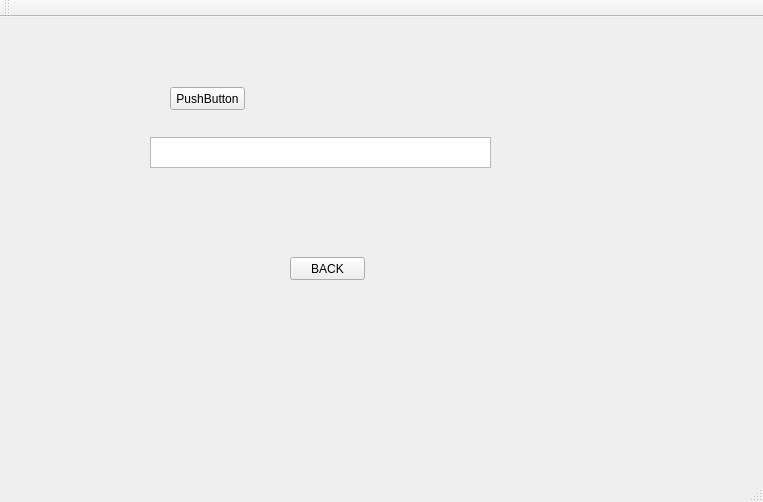
Old version of the form Forms/mainwindow.ui in the repository TheSoullessOne/Group-Project-1.
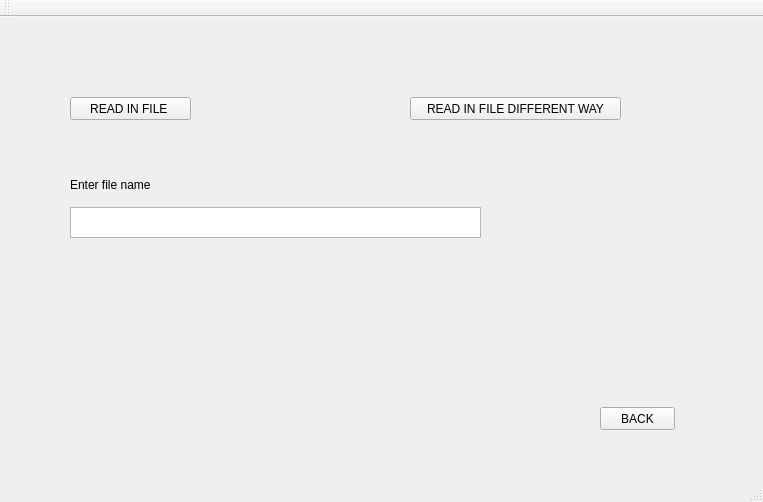
New version of the form. The open tabs and pages were chosen to show the change.

The edit to the form file:
```diff
--- a/Forms/mainwindow.ui
+++ b/Forms/mainwindow.ui
@@ -17,8 +17,8 @@
    <widget class="QStackedWidget" name="pages">
     <property name="geometry">
      <rect>
-      <x>10</x>
-      <y>0</y>
+      <x>40</x>
+      <y>10</y>
       <width>661</width>
       <height>421</height>
      </rect>
@@ -248,31 +248,21 @@
      <widget class="QPushButton" name="pushButton_2">
       <property name="geometry">
        <rect>
-        <x>160</x>
+        <x>30</x>
         <y>70</y>
-        <width>75</width>
+        <width>121</width>
         <height>23</height>
        </rect>
       </property>
       <property name="text">
-       <string>PushButton</string>
-      </property>
-     </widget>
-     <widget class="QTextEdit" name="enter_fileName">
-      <property name="geometry">
-       <rect>
-        <x>140</x>
-        <y>120</y>
-        <width>341</width>
-        <height>31</height>
-       </rect>
+       <string>READ IN FILE </string>
       </property>
      </widget>
      <widget class="QPushButton" name="backButton_readfile">
       <property name="geometry">
        <rect>
-        <x>280</x>
-        <y>240</y>
+        <x>560</x>
+        <y>380</y>
         <width>75</width>
         <height>23</height>
        </rect>
@@ -281,6 +271,42 @@
        <string>BACK</string>
       </property>
      </widget>
+     <widget class="QTextEdit" name="enterFileName">
+      <property name="geometry">
+       <rect>
+        <x>30</x>
+        <y>180</y>
+        <width>411</width>
+        <height>31</height>
+       </rect>
+      </property>
+     </widget>
+     <widget class="QLabel" name="label">
+      <property name="geometry">
+       <rect>
+        <x>30</x>
+        <y>150</y>
+        <width>141</width>
+        <height>16</height>
+       </rect>
+      </property>
+      <property name="text">
+       <string>Enter file name </string>
+      </property>
+     </widget>
+     <widget class="QPushButton" name="readInButton2">
+      <property name="geometry">
+       <rect>
+        <x>370</x>
+        <y>70</y>
+        <width>211</width>
+        <height>23</height>
+       </rect>
+      </property>
+      <property name="text">
+       <string>READ IN FILE DIFFERENT WAY</string>
+      </property>
+     </widget>
     </widget>
     <widget class="QWidget" name="UPGRADE">
      <widget class="QPushButton" name="backButton_upgrade">
```
Left out of the diff: 35 changed lines with no effect on the pictures.
